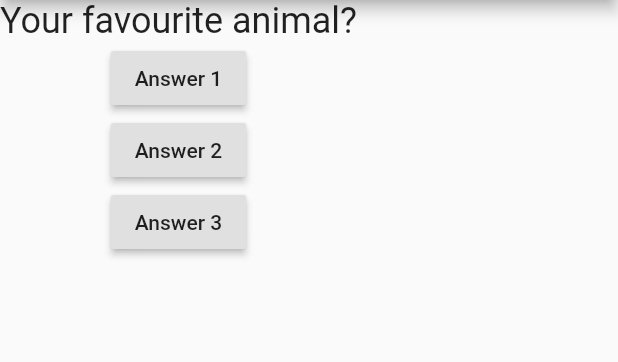
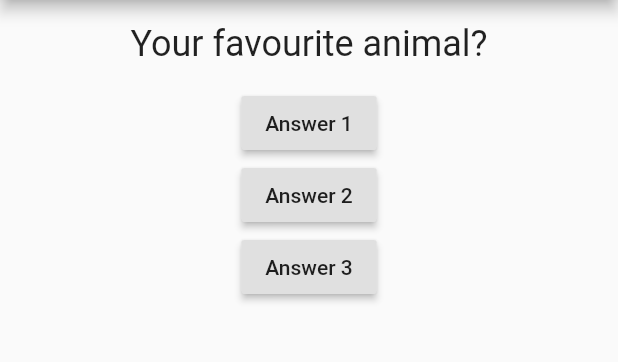
Before and after one commit to utevo/quiz_app, a Flutter app: the screen it shows after launch, on a phone screen of 412 x 824 dp, the part 84-446 px from its top. Run offline on Flutter 3.47's test engine with Material 2 defaults, Android fonts, the phone set to English and light mode, and no system bars.

Commit message:
feat: add style to Question widget

```diff
--- a/lib/question.dart
+++ b/lib/question.dart
@@ -7,6 +7,14 @@ class Question extends StatelessWidget {
 
   @override
   Widget build(BuildContext context) {
-    return Text(_question, style: TextStyle(fontSize: 24));
+    return Container(
+      width: double.infinity,
+      margin: EdgeInsets.all(15.0),
+      child: Text(
+        _question,
+        style: TextStyle(fontSize: 24),
+        textAlign: TextAlign.center,
+      ),
+    );
   }
 }
```
